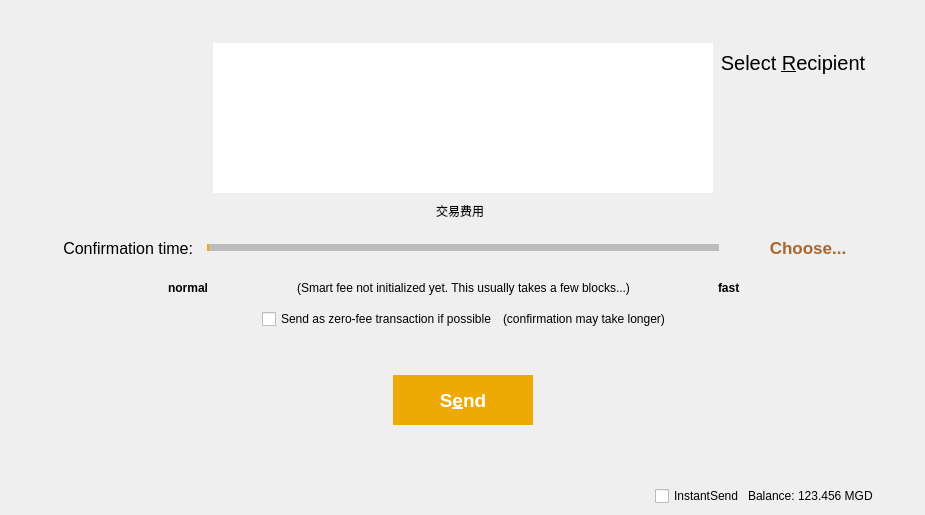
Above: src/qt/forms/sendcoinsdialog.ui from MassGrid/MassGrid before the change. Below: the same form after it.
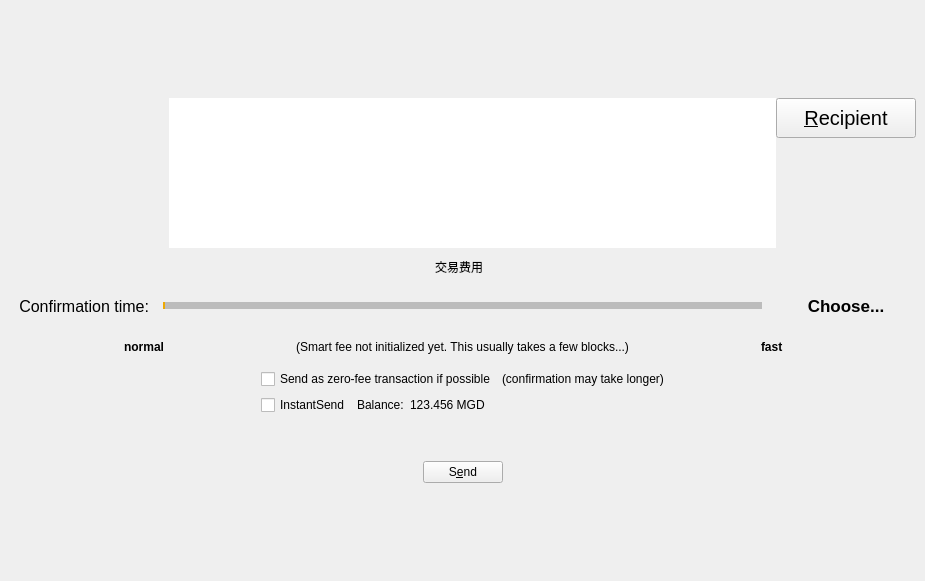
That is the form after the change. The open tabs and pages were chosen to show the change. Icons and pictures are not drawn. Custom widgets are drawn as their Qt base class.

The edit to the form file:
```diff
--- a/src/qt/forms/sendcoinsdialog.ui
+++ b/src/qt/forms/sendcoinsdialog.ui
@@ -7,7 +7,7 @@
     <x>0</x>
     <y>0</y>
     <width>925</width>
-    <height>515</height>
+    <height>581</height>
    </rect>
   </property>
   <property name="windowTitle">
@@ -1376,8 +1376,34 @@
          <property name="frameShadow">
           <enum>QFrame::Raised</enum>
          </property>
-         <layout class="QGridLayout" name="gridLayout_3">
-          <item row="1" column="1">
+         <layout class="QVBoxLayout" name="verticalLayout_3">
+          <item>
+           <spacer name="verticalSpacer_7">
+            <property name="orientation">
+             <enum>Qt::Vertical</enum>
+            </property>
+            <property name="sizeHint" stdset="0">
+             <size>
+              <width>20</width>
+              <height>40</height>
+             </size>
+            </property>
+           </spacer>
+          </item>
+          <item>
+           <spacer name="horizontalSpacer_12">
+            <property name="orientation">
+             <enum>Qt::Horizontal</enum>
+            </property>
+            <property name="sizeHint" stdset="0">
+             <size>
+              <width>40</width>
+              <height>20</height>
+             </size>
+            </property>
+           </spacer>
+          </item>
+          <item>
            <layout class="QVBoxLayout" name="verticalLayout_6" stretch="1,0,0,2">
             <item>
              <layout class="QVBoxLayout" name="verticalLayout_5">
@@ -1435,7 +1461,7 @@
                     <rect>
                      <x>0</x>
                      <y>0</y>
-                     <width>500</width>
+                     <width>575</width>
                      <height>150</height>
                     </rect>
                    </property>
@@ -1501,10 +1527,10 @@
                      </font>
                     </property>
                     <property name="styleSheet">
-                     <string notr="true">border:hidden;</string>
+                     <string notr="true"/>
                     </property>
                     <property name="text">
-                     <string>Select &amp;Recipient</string>
+                     <string>&amp;Recipient</string>
                     </property>
                     <property name="icon">
                      <iconset resource="../massgrid.qrc">
@@ -1585,7 +1611,7 @@
 }</string>
                 </property>
                 <property name="currentIndex">
-                 <number>0</number>
+                 <number>1</number>
                 </property>
                 <widget class="QWidget" name="page_3">
                  <layout class="QVBoxLayout" name="verticalLayout_8" stretch="0">
@@ -1803,28 +1829,6 @@
                          <property name="bottomMargin">
                           <number>0</number>
                          </property>
-                         <item>
-                          <widget class="QLabel" name="label_8">
-                           <property name="minimumSize">
-                            <size>
-                             <width>10</width>
-                             <height>20</height>
-                            </size>
-                           </property>
-                           <property name="maximumSize">
-                            <size>
-                             <width>10</width>
-                             <height>20</height>
-                            </size>
-                           </property>
-                           <property name="styleSheet">
-                            <string notr="true">border-image: url(:/res/pic/moreSelect.png);</string>
-                           </property>
-                           <property name="text">
-                            <string/>
-                           </property>
-                          </widget>
-                         </item>
                          <item>
                           <widget class="QToolButton" name="moreButton">
                            <property name="sizePolicy">
@@ -1841,12 +1845,18 @@
                             </font>
                            </property>
                            <property name="styleSheet">
-                            <string notr="true">border:hidden;
-color: rgb(173, 100, 45);</string>
+                            <string notr="true"/>
                            </property>
                            <property name="text">
                             <string>Choose...</string>
                            </property>
+                           <property name="icon">
+                            <iconset resource="../massgrid.qrc">
+                             <normaloff>:/res/pic/back.png</normaloff>:/res/pic/back.png</iconset>
+                           </property>
+                           <property name="toolButtonStyle">
+                            <enum>Qt::ToolButtonTextOnly</enum>
+                           </property>
                           </widget>
                          </item>
                         </layout>
@@ -2240,28 +2250,6 @@
                        <property name="bottomMargin">
                         <number>0</number>
                        </property>
-                       <item>
-                        <widget class="QLabel" name="label_16">
-                         <property name="minimumSize">
-                          <size>
-                           <width>10</width>
-                           <height>20</height>
-                          </size>
-                         </property>
-                         <property name="maximumSize">
-                          <size>
-                           <width>10</width>
-                           <height>20</height>
-                          </size>
-                         </property>
-                         <property name="styleSheet">
-                          <string notr="true">border-image: url(:/res/pic/back.png);</string>
-                         </property>
-                         <property name="text">
-                          <string/>
-                         </property>
-                        </widget>
-                       </item>
                        <item>
                         <widget class="QToolButton" name="backButton">
                          <property name="sizePolicy">
@@ -2311,7 +2299,7 @@
              </layout>
             </item>
             <item>
-             <layout class="QHBoxLayout" name="horizontalLayout_17">
+             <layout class="QHBoxLayout" name="horizontalLayout_5">
               <item>
                <spacer name="horizontalSpacer_16">
                 <property name="orientation">
@@ -2326,24 +2314,84 @@
                </spacer>
               </item>
               <item>
-               <widget class="QCheckBox" name="checkBoxFreeTx">
-                <property name="focusPolicy">
-                 <enum>Qt::NoFocus</enum>
+               <layout class="QFormLayout" name="formLayout">
+                <property name="labelAlignment">
+                 <set>Qt::AlignLeading|Qt::AlignLeft|Qt::AlignVCenter</set>
                 </property>
-                <property name="text">
-                 <string>Send as zero-fee transaction if possible</string>
-                </property>
-               </widget>
+                <item row="0" column="0">
+                 <layout class="QHBoxLayout" name="horizontalLayout_4">
+                  <item>
+                   <widget class="QCheckBox" name="checkBoxFreeTx">
+                    <property name="focusPolicy">
+                     <enum>Qt::NoFocus</enum>
+                    </property>
+                    <property name="text">
+                     <string>Send as zero-fee transaction if possible</string>
+                    </property>
+                   </widget>
+                  </item>
+                  <item>
+                   <widget class="QLabel" name="labelFreeTx">
+                    <property name="text">
+                     <string>(confirmation may take longer)</string>
+                    </property>
+                   </widget>
+                  </item>
+                 </layout>
+                </item>
+                <item row="1" column="0">
+                 <layout class="QHBoxLayout" name="horizontalLayout_3">
+                  <item>
+                   <widget class="QCheckBox" name="checkUseInstantSend">
+                    <property name="enabled">
+                     <bool>true</bool>
+                    </property>
+                    <property name="minimumSize">
+                     <size>
+                      <width>85</width>
+                      <height>0</height>
+                     </size>
+                    </property>
+                    <property name="focusPolicy">
+                     <enum>Qt::NoFocus</enum>
+                    </property>
+                    <property name="text">
+                     <string>InstantSend</string>
+                    </property>
+                   </widget>
+                  </item>
+                  <item>
+                   <widget class="QLabel" name="label_2">
+                    <property name="text">
+                     <string>Balance:</string>
+                    </property>
+                   </widget>
+                  </item>
+                  <item>
+                   <widget class="QLabel" name="labelBalance">
+                    <property name="sizePolicy">
+                     <sizepolicy hsizetype="Preferred" vsizetype="Fixed">
+                      <horstretch>0</horstretch>
+                      <verstretch>0</verstretch>
+                     </sizepolicy>
+                    </property>
+                    <property name="cursor">
+                     <cursorShape>IBeamCursor</cursorShape>
+                    </property>
+                    <property name="text">
+                     <string notr="true">123.456 MGD</string>
+                    </property>
+                    <property name="textInteractionFlags">
+                     <set>Qt::LinksAccessibleByMouse|Qt::TextSelectableByKeyboard|Qt::TextSelectableByMouse</set>
+                    </property>
+                   </widget>
+                  </item>
+                 </layout>
+                </item>
+               </layout>
               </item>
               <item>
-               <widget class="QLabel" name="labelFreeTx">
-                <property name="text">
-                 <string>(confirmation may take longer)</string>
-                </property>
-               </widget>
-              </item>
-              <item>
-               <spacer name="horizontalSpacer_17">
+               <spacer name="horizontalSpacer_18">
                 <property name="orientation">
                  <enum>Qt::Horizontal</enum>
                 </property>
@@ -2386,87 +2434,13 @@
                </spacer>
               </item>
               <item>
-               <widget class="QFrame" name="frame_5">
-                <property name="minimumSize">
-                 <size>
-                  <width>140</width>
-                  <height>50</height>
-                 </size>
-                </property>
-                <property name="maximumSize">
-                 <size>
-                  <width>140</width>
-                  <height>50</height>
-                 </size>
-                </property>
+               <widget class="QPushButton" name="sendButton">
                 <property name="styleSheet">
-                 <string notr="true">border:hidden;
-background-color: rgb(238, 169, 4);</string>
+                 <string notr="true"/>
                 </property>
-                <property name="frameShape">
-                 <enum>QFrame::StyledPanel</enum>
+                <property name="text">
+                 <string>S&amp;end</string>
                 </property>
-                <property name="frameShadow">
-                 <enum>QFrame::Raised</enum>
-                </property>
-                <layout class="QGridLayout" name="gridLayout_2">
-                 <property name="leftMargin">
-                  <number>1</number>
-                 </property>
-                 <property name="topMargin">
-                  <number>1</number>
-                 </property>
-                 <property name="rightMargin">
-                  <number>1</number>
-                 </property>
-                 <property name="bottomMargin">
-                  <number>1</number>
-                 </property>
-                 <item row="0" column="0">
-                  <widget class="QToolButton" name="sendButton">
-                   <property name="minimumSize">
-                    <size>
-                     <width>90</width>
-                     <height>40</height>
-                    </size>
-                   </property>
-                   <property name="maximumSize">
-                    <size>
-                     <width>90</width>
-                     <height>40</height>
-                    </size>
-                   </property>
-                   <property name="font">
-                    <font>
-                     <pointsize>14</pointsize>
-                     <weight>75</weight>
-                     <bold>true</bold>
-                    </font>
-                   </property>
-                   <property name="styleSheet">
-                    <string notr="true">border:hidden;
-background-color: rgb(238, 169, 4);
-color: rgb(255, 255, 255);</string>
-                   </property>
-                   <property name="text">
-                    <string>S&amp;end</string>
-                   </property>
-                   <property name="icon">
-                    <iconset resource="../massgrid.qrc">
-                     <normaloff>:/res/pic/menuicon/address-book.png</normaloff>:/res/pic/menuicon/address-book.png</iconset>
-                   </property>
-                   <property name="iconSize">
-                    <size>
-                     <width>60</width>
-                     <height>40</height>
-                    </size>
-                   </property>
-                   <property name="toolButtonStyle">
-                    <enum>Qt::ToolButtonTextBesideIcon</enum>
-                   </property>
-                  </widget>
-                 </item>
-                </layout>
                </widget>
               </item>
               <item>
@@ -2486,20 +2460,7 @@
             </item>
            </layout>
           </item>
-          <item row="1" column="2">
-           <spacer name="horizontalSpacer_12">
-            <property name="orientation">
-             <enum>Qt::Horizontal</enum>
-            </property>
-            <property name="sizeHint" stdset="0">
-             <size>
-              <width>40</width>
-              <height>20</height>
-             </size>
-            </property>
-           </spacer>
-          </item>
-          <item row="1" column="0">
+          <item>
            <spacer name="horizontalSpacer_7">
             <property name="orientation">
              <enum>Qt::Horizontal</enum>
@@ -2512,7 +2473,7 @@
             </property>
            </spacer>
           </item>
-          <item row="2" column="1">
+          <item>
            <spacer name="verticalSpacer_10">
             <property name="orientation">
              <enum>Qt::Vertical</enum>
@@ -2525,90 +2486,13 @@
             </property>
            </spacer>
           </item>
-          <item row="0" column="1">
-           <spacer name="verticalSpacer_7">
-            <property name="orientation">
-             <enum>Qt::Vertical</enum>
-            </property>
-            <property name="sizeHint" stdset="0">
-             <size>
-              <width>20</width>
-              <height>40</height>
-             </size>
-            </property>
-           </spacer>
-          </item>
-          <item row="3" column="1">
-           <layout class="QHBoxLayout" name="horizontalLayout_3">
-            <property name="spacing">
-             <number>3</number>
-            </property>
-            <item>
-             <spacer name="horizontalSpacer_15">
-              <property name="orientation">
-               <enum>Qt::Horizontal</enum>
-              </property>
-              <property name="sizeHint" stdset="0">
-               <size>
-                <width>40</width>
-                <height>20</height>
-               </size>
-              </property>
-             </spacer>
-            </item>
-            <item>
-             <widget class="QCheckBox" name="checkUseInstantSend">
-              <property name="enabled">
-               <bool>true</bool>
-              </property>
-              <property name="minimumSize">
-               <size>
-                <width>85</width>
-                <height>0</height>
-               </size>
-              </property>
-              <property name="focusPolicy">
-               <enum>Qt::NoFocus</enum>
-              </property>
-              <property name="text">
-               <string>InstantSend</string>
-              </property>
-             </widget>
-            </item>
-            <item>
-             <widget class="QLabel" name="label_2">
-              <property name="text">
-               <string>Balance:</string>
-              </property>
-             </widget>
-            </item>
-            <item>
-             <widget class="QLabel" name="labelBalance">
-              <property name="sizePolicy">
-               <sizepolicy hsizetype="Preferred" vsizetype="Fixed">
-                <horstretch>0</horstretch>
-                <verstretch>0</verstretch>
-               </sizepolicy>
-              </property>
-              <property name="cursor">
-               <cursorShape>IBeamCursor</cursorShape>
-              </property>
-              <property name="text">
-               <string notr="true">123.456 MGD</string>
-              </property>
-              <property name="textInteractionFlags">
-               <set>Qt::LinksAccessibleByMouse|Qt::TextSelectableByKeyboard|Qt::TextSelectableByMouse</set>
-              </property>
-             </widget>
-            </item>
-           </layout>
-          </item>
          </layout>
          <zorder>horizontalSpacer_7</zorder>
          <zorder>verticalSpacer_10</zorder>
          <zorder></zorder>
          <zorder>verticalSpacer_7</zorder>
          <zorder>horizontalSpacer_12</zorder>
+         <zorder></zorder>
         </widget>
        </item>
       </layout>
```
Left out of the diff: 2 changed lines with no effect on the pictures.
